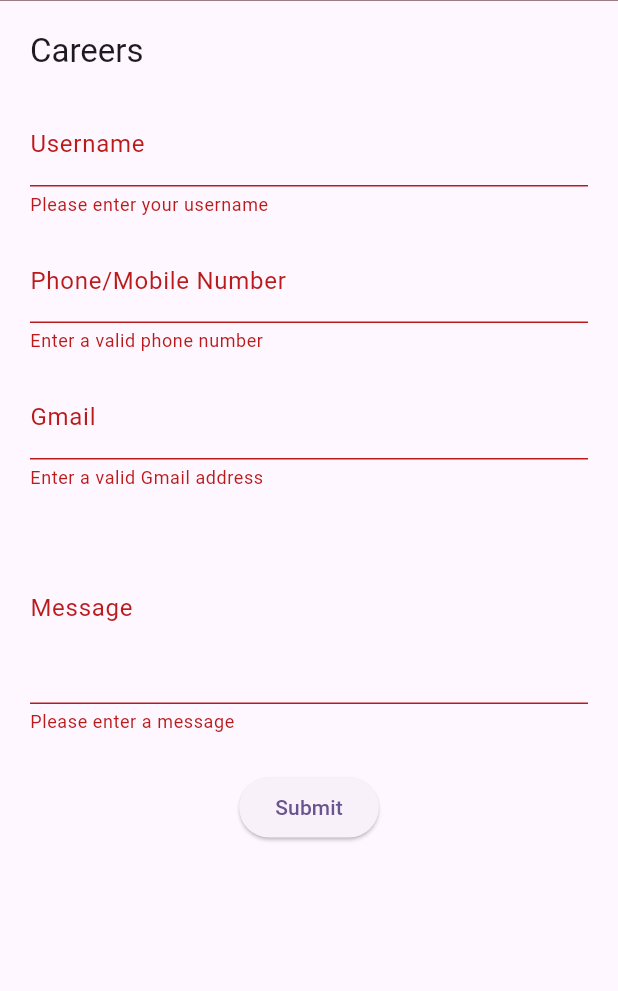
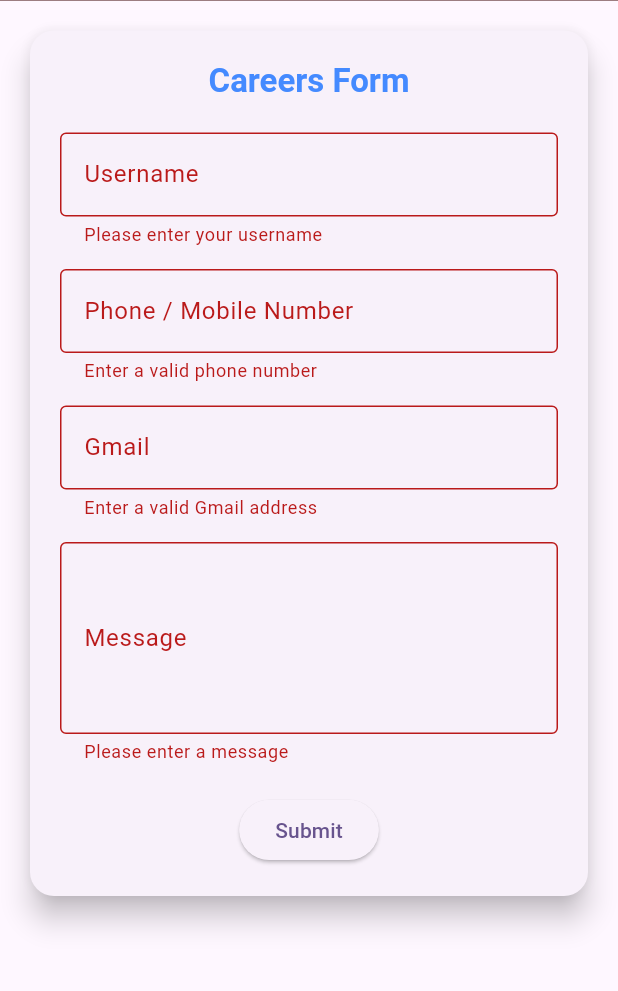
Before and after one commit to SuriyakumarSuri/wgwwebapp, a Flutter app: the CareersPage screen opened by its route, after a tap on "Submit", on a phone screen of 412 x 824 dp, the part 127-1118 px from its top. Run offline on Flutter 3.47's test engine with Material 3 defaults, Android fonts, the phone set to English and light mode, and no system bars; our stand-ins replace go_router, lottie.

Commit message:
careers button issues fixed

```diff
--- a/lib/pages/careers.dart
+++ b/lib/pages/careers.dart
@@ -19,18 +19,37 @@ class _CareersPageState extends State<CareersPage> {
     return Scaffold(
       appBar: MainPageAppBar(),
       body: SingleChildScrollView(
-        padding: EdgeInsets.all(20),
+        padding: EdgeInsets.all(16),
+        child: Center(
+          child: Card(
+            elevation: 8,
+            shape: RoundedRectangleBorder(borderRadius: BorderRadius.circular(16)),
+            child: Padding(
+              padding: const EdgeInsets.all(20),
               child: Form(
                 key: _formKey,
                 child: Column(
+                  mainAxisSize: MainAxisSize.min, // To shrink to fit content
                   crossAxisAlignment: CrossAxisAlignment.start,
                   children: [
-              Text("Careers", style: Theme.of(context).textTheme.titleLarge),
+                    Center(
+                      child: Text(
+                        "Careers Form",
+                        style: Theme.of(context).textTheme.titleLarge?.copyWith(
+                              fontWeight: FontWeight.bold,
+                              color: Colors.blueAccent,
+                            ),
+                      ),
+                    ),
                     SizedBox(height: 20),
 
+                    // Username
                     TextFormField(
                       controller: _usernameController,
-                decoration: InputDecoration(labelText: 'Username'),
+                      decoration: InputDecoration(
+                        labelText: 'Username',
+                        border: OutlineInputBorder(),
+                      ),
                       validator: (value) {
                         if (value == null || value.isEmpty) {
                           return 'Please enter your username';
@@ -40,12 +59,17 @@ class _CareersPageState extends State<CareersPage> {
                     ),
 
                     SizedBox(height: 15),
+
+                    // Phone
                     TextFormField(
                       controller: _phoneController,
                       keyboardType: TextInputType.phone,
-                decoration: InputDecoration(labelText: 'Phone/Mobile Number'),
+                      decoration: InputDecoration(
+                        labelText: 'Phone / Mobile Number',
+                        border: OutlineInputBorder(),
+                      ),
                       validator: (value) {
-                  if (value == null || value.isEmpty || value.length < 10) {
+                        if (value == null || value.length < 10) {
                           return 'Enter a valid phone number';
                         }
                         return null;
@@ -53,13 +77,17 @@ class _CareersPageState extends State<CareersPage> {
                     ),
 
                     SizedBox(height: 15),
+
+                    // Gmail
                     TextFormField(
                       controller: _emailController,
                       keyboardType: TextInputType.emailAddress,
-                decoration: InputDecoration(labelText: 'Gmail'),
+                      decoration: InputDecoration(
+                        labelText: 'Gmail',
+                        border: OutlineInputBorder(),
+                      ),
                       validator: (value) {
-                  if (value == null ||
-                      !RegExp(r'^[^@]+@gmail\.com$').hasMatch(value)) {
+                        if (value == null || !RegExp(r'^[^@]+@gmail\.com$').hasMatch(value)) {
                           return 'Enter a valid Gmail address';
                         }
                         return null;
@@ -67,10 +95,15 @@ class _CareersPageState extends State<CareersPage> {
                     ),
 
                     SizedBox(height: 15),
+
+                    // Message
                     TextFormField(
                       controller: _messageController,
                       maxLines: 4,
-                decoration: InputDecoration(labelText: 'Message'),
+                      decoration: InputDecoration(
+                        labelText: 'Message',
+                        border: OutlineInputBorder(),
+                      ),
                       validator: (value) {
                         if (value == null || value.isEmpty) {
                           return 'Please enter a message';
@@ -79,12 +112,12 @@ class _CareersPageState extends State<CareersPage> {
                       },
                     ),
 
-              SizedBox(height: 25),
+                    SizedBox(height: 20),
+
                     Center(
                       child: ElevatedButton(
                         onPressed: () {
                           if (_formKey.currentState!.validate()) {
-                      // You can handle form submission here
                             showDialog(
                               context: context,
                               builder: (_) => AlertDialog(
@@ -94,16 +127,19 @@ class _CareersPageState extends State<CareersPage> {
                                   TextButton(
                                     onPressed: () => Navigator.pop(context),
                                     child: Text("OK"),
-                            )
+                                  ),
                                 ],
                               ),
                             );
                           }
                         },
-                  child: Text('Submit'),
+                        child: Text("Submit"),
+                      ),
+                    )
+                  ],
                 ),
               ),
-            ],
+            ),
           ),
         ),
       ),
```
Lines whose indentation alone changed are shown as unchanged.
